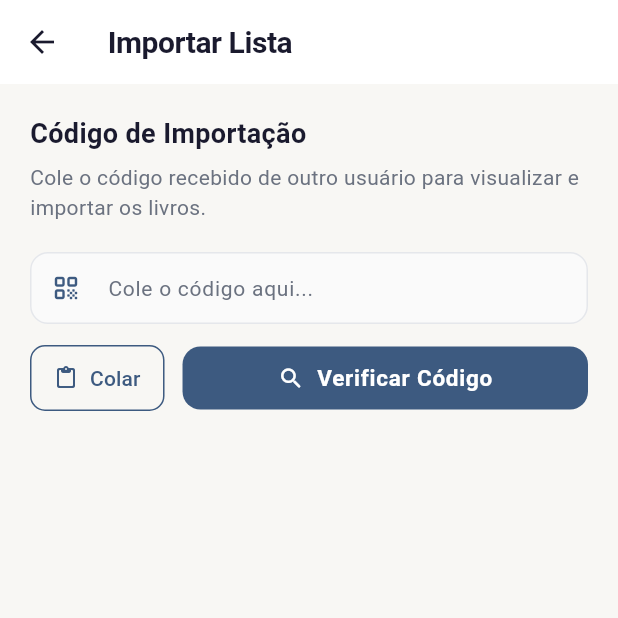
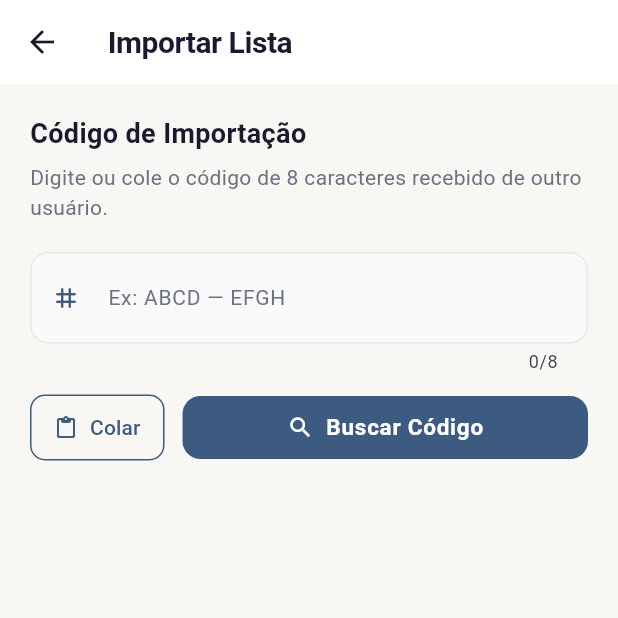
Before and after one commit to DarkioLuft/flutter_dart, a Flutter app: the ImportListScreen screen opened directly, on a phone screen of 412 x 824 dp, the top half of it. Run offline on Flutter 3.47's test engine with Material 3 defaults, Android fonts, the phone set to English and light mode, and no system bars; our stand-ins replace cloud_firestore, firebase_auth, firebase_core; accounts and stored records are empty.

Commit message:
export lista em alfanumérico
troca de utilização de decodificação base64 para um código alfanumérico mais simples e funcional.

```diff
--- a/lib/screens/books/import_list_screen.dart
+++ b/lib/screens/books/import_list_screen.dart
@@ -1,4 +1,3 @@
-import 'dart:convert';
 import 'package:flutter/material.dart';
 import 'package:flutter/services.dart';
 import 'package:firebase_auth/firebase_auth.dart';
@@ -15,19 +14,12 @@ class ImportListScreen extends StatefulWidget {
 
 class _ImportListScreenState extends State<ImportListScreen> {
   final _codeEC = TextEditingController();
-  bool _isDecoding = false;
+  bool _isSearching = false;
   bool _isImporting = false;
 
-  // Lista de livros decodificados do código
   List<Map<String, dynamic>> _previewBooks = [];
-
-  // Quais livros o usuário quer importar (índice)
   Set<int> _selectedIndices = {};
-
-  // Metadados do compartilhamento
-  String? _sharedBy;
-  int? _sharedCount;
-
+  String? _sharedByEmail;
   String? _errorMessage;
 
   @override
@@ -36,68 +28,75 @@ class _ImportListScreenState extends State<ImportListScreen> {
     super.dispose();
   }
 
+  // Normaliza o código: remove espaços, traços e converte para maiúsculas
+  String _normalize(String raw) {
+    return raw.replaceAll(RegExp(r'[\s\-]'), '').toUpperCase();
+  }
+
   Future<void> _pasteFromClipboard() async {
     final data = await Clipboard.getData(Clipboard.kTextPlain);
     if (data?.text != null) {
-      _codeEC.text = data!.text!.trim();
+      setState(() {
+        _codeEC.text = _normalize(data!.text!);
+        _errorMessage = null;
+      });
     }
   }
 
-  Future<void> _decodeCode() async {
-    final raw = _codeEC.text.trim();
-    if (raw.isEmpty) {
-      setState(() => _errorMessage = 'Cole ou digite o código de importação.');
+  Future<void> _searchCode() async {
+    final code = _normalize(_codeEC.text);
+
+    if (code.isEmpty) {
+      setState(() => _errorMessage = 'Digite o código de importação.');
+      return;
+    }
+    if (code.length != 8) {
+      setState(() => _errorMessage = 'O código deve ter 8 caracteres.');
       return;
     }
 
     setState(() {
-      _isDecoding = true;
+      _isSearching = true;
       _errorMessage = null;
       _previewBooks = [];
       _selectedIndices = {};
     });
 
     try {
-      // O código tem formato: PREFIXO.BASE64
-      final parts = raw.split('.');
-      if (parts.length < 2) {
-        throw const FormatException('Formato de código inválido.');
+      final doc = await FirebaseFirestore.instance
+          .collection('shared_lists')
+          .doc(code)
+          .get();
+
+      if (!doc.exists) {
+        setState(() {
+          _isSearching = false;
+          _errorMessage = 'Código não encontrado. Verifique e tente novamente.';
+        });
+        return;
       }
 
-      // Tudo após o primeiro ponto é o base64 (base64 pode conter '=')
-      final base64Part = parts.sublist(1).join('.');
-
-      final bytes = base64Url.decode(base64Part);
-      final jsonStr = utf8.decode(bytes);
-      final payload = jsonDecode(jsonStr) as Map<String, dynamic>;
-
-      final books = (payload['books'] as List)
+      final data = doc.data()!;
+      final books = (data['books'] as List)
           .map((e) => Map<String, dynamic>.from(e as Map))
           .toList();
-
-      if (books.isEmpty) {
-        throw const FormatException('O código não contém livros.');
-      }
 
       setState(() {
         _previewBooks = books;
         _selectedIndices = Set.from(List.generate(books.length, (i) => i));
-        _sharedBy = payload['createdBy'] as String?;
-        _sharedCount = payload['count'] as int?;
-        _isDecoding = false;
+        _sharedByEmail = data['createdByEmail'] as String?;
+        _isSearching = false;
       });
     } catch (e) {
       setState(() {
-        _isDecoding = false;
-        _errorMessage =
-            'Código inválido ou corrompido. Verifique e tente novamente.';
+        _isSearching = false;
+        _errorMessage = 'Erro ao buscar o código. Tente novamente.';
       });
     }
   }
 
   Future<void> _importSelected() async {
     if (_selectedIndices.isEmpty) return;
-
     setState(() => _isImporting = true);
 
     try {
@@ -107,7 +106,7 @@ class _ImportListScreenState extends State<ImportListScreen> {
 
       for (final i in _selectedIndices) {
         final book = _previewBooks[i];
-        final ref = col.doc(); // novo documento
+        final ref = col.doc();
         batch.set(ref, {
           'userId': user!.uid,
           'title': book['title'] ?? '',
@@ -123,7 +122,6 @@ class _ImportListScreenState extends State<ImportListScreen> {
       await batch.commit();
 
       if (!mounted) return;
-
       final count = _selectedIndices.length;
       ScaffoldMessenger.of(context).showSnackBar(
         SnackBar(
@@ -132,14 +130,12 @@ class _ImportListScreenState extends State<ImportListScreen> {
               const Icon(Icons.check_circle_outline,
                   color: Colors.white, size: 18),
               const SizedBox(width: 8),
-              Text(
-                  '$count ${count == 1 ? 'livro importado' : 'livros importados'} com sucesso!'),
+              Text('$count ${count == 1 ? 'livro importado' : 'livros importados'} com sucesso!'),
             ],
           ),
           backgroundColor: AppColors.success,
         ),
       );
-
       Navigator.pop(context);
     } catch (e) {
       setState(() => _isImporting = false);
@@ -158,8 +154,7 @@ class _ImportListScreenState extends State<ImportListScreen> {
       _codeEC.clear();
       _previewBooks = [];
       _selectedIndices = {};
-      _sharedBy = null;
-      _sharedCount = null;
+      _sharedByEmail = null;
       _errorMessage = null;
     });
   }
@@ -177,26 +172,23 @@ class _ImportListScreenState extends State<ImportListScreen> {
         child: Column(
           crossAxisAlignment: CrossAxisAlignment.start,
           children: [
-            // ── Seção do código ──
             Text('Código de Importação', style: AppTextStyles.headlineSmall),
             const SizedBox(height: 6),
             Text(
-              'Cole o código recebido de outro usuário para visualizar e importar os livros.',
+              'Digite ou cole o código de 8 caracteres recebido de outro usuário.',
               style: AppTextStyles.bodyMedium,
             ),
             const SizedBox(height: 20),
 
-            // Campo de código
-            Row(
-              crossAxisAlignment: CrossAxisAlignment.start,
-              children: [
-                Expanded(
-                  child: TextFormField(
+            // Campo do código com formatação automática em blocos de 4
+            TextFormField(
               controller: _codeEC,
+              textCapitalization: TextCapitalization.characters,
               decoration: AppDecorations.inputDecoration(
-                      'Cole o código aqui...',
-                      icon: Icons.qr_code_rounded,
+                'Ex: ABCD — EFGH',
+                icon: Icons.tag_rounded,
               ).copyWith(
+                errorText: _errorMessage,
                 suffixIcon: _codeEC.text.isNotEmpty
                     ? IconButton(
                         icon: const Icon(Icons.clear_rounded,
@@ -204,20 +196,29 @@ class _ImportListScreenState extends State<ImportListScreen> {
                         onPressed: _reset,
                       )
                     : null,
-                      errorText: _errorMessage,
               ),
-                    onChanged: (_) => setState(() => _errorMessage = null),
-                    maxLines: 3,
-                    minLines: 1,
               style: const TextStyle(
-                        fontFamily: 'monospace', fontSize: 12),
+                fontFamily: 'monospace',
+                fontSize: 22,
+                fontWeight: FontWeight.w700,
+                letterSpacing: 4,
+                color: AppColors.primary,
               ),
-                ),
-              ],
+              maxLength: 8,
+              onChanged: (val) {
+                // Força maiúsculas em tempo real
+                final upper = val.toUpperCase();
+                if (val != upper) {
+                  _codeEC.value = _codeEC.value.copyWith(
+                    text: upper,
+                    selection: TextSelection.collapsed(offset: upper.length),
+                  );
+                }
+                setState(() => _errorMessage = null);
+              },
             ),
             const SizedBox(height: 12),
 
-            // Botões colar e decodificar
             Row(
               children: [
                 OutlinedButton.icon(
@@ -236,11 +237,10 @@ class _ImportListScreenState extends State<ImportListScreen> {
                 const SizedBox(width: 12),
                 Expanded(
                   child: ElevatedButton.icon(
-                    onPressed:
-                        _isDecoding || _previewBooks.isNotEmpty
+                    onPressed: (_isSearching || _previewBooks.isNotEmpty)
                         ? null
-                            : _decodeCode,
-                    icon: _isDecoding
+                        : _searchCode,
+                    icon: _isSearching
                         ? const SizedBox(
                             width: 16,
                             height: 16,
@@ -248,44 +248,59 @@ class _ImportListScreenState extends State<ImportListScreen> {
                                 color: Colors.white, strokeWidth: 2),
                           )
                         : const Icon(Icons.search_rounded),
-                    label: Text(
-                        _isDecoding ? 'Verificando...' : 'Verificar Código'),
+                    label:
+                        Text(_isSearching ? 'Buscando...' : 'Buscar Código'),
                     style: ElevatedButton.styleFrom(
-                      padding: const EdgeInsets.symmetric(vertical: 12),
-                    ),
+                        padding: const EdgeInsets.symmetric(vertical: 12)),
                   ),
                 ),
               ],
             ),
 
-            // ── Preview dos livros ──
+            // ── Preview ──
             if (_previewBooks.isNotEmpty) ...[
               const SizedBox(height: 28),
               const Divider(),
               const SizedBox(height: 16),
 
-              // Cabeçalho do preview
-              Row(
+              // Cabeçalho do resultado
+              Container(
+                padding: const EdgeInsets.all(14),
+                decoration: BoxDecoration(
+                  color: AppColors.success.withOpacity(0.08),
+                  borderRadius: BorderRadius.circular(12),
+                  border:
+                      Border.all(color: AppColors.success.withOpacity(0.3)),
+                ),
+                child: Row(
                   children: [
-                  const Icon(Icons.preview_rounded,
-                      color: AppColors.primary, size: 20),
-                  const SizedBox(width: 8),
-                  Text('Livros no Código',
-                      style: AppTextStyles.headlineSmall),
+                    const Icon(Icons.check_circle_outline_rounded,
+                        color: AppColors.success, size: 20),
+                    const SizedBox(width: 10),
+                    Expanded(
+                      child: Column(
+                        crossAxisAlignment: CrossAxisAlignment.start,
+                        children: [
+                          Text('Código válido!',
+                              style: AppTextStyles.labelBold
+                                  .copyWith(color: AppColors.success)),
+                          if (_sharedByEmail != null &&
+                              _sharedByEmail!.isNotEmpty)
+                            Text('Compartilhado por: $_sharedByEmail',
+                                style: AppTextStyles.bodyMedium
+                                    .copyWith(fontSize: 12)),
                         ],
                       ),
-              const SizedBox(height: 6),
+                    ),
+                    TextButton(
+                      onPressed: _reset,
+                      child: const Text('Trocar'),
+                    ),
+                  ],
+                ),
+              ),
+              const SizedBox(height: 16),
 
-              // Metadados do compartilhamento
-              if (_sharedBy != null)
-                Text(
-                  'Compartilhado por: $_sharedBy  •  ${_sharedCount ?? _previewBooks.length} livros',
-                  style:
-                      AppTextStyles.bodyMedium.copyWith(fontSize: 12),
-                ),
-              const SizedBox(height: 14),
-
-              // Barra selecionar todos
               Row(
                 children: [
                   Text(
@@ -296,12 +311,11 @@ class _ImportListScreenState extends State<ImportListScreen> {
                   TextButton.icon(
                     onPressed: () {
                       setState(() {
-                        if (_selectedIndices.length ==
-                            _previewBooks.length) {
+                        if (_selectedIndices.length == _previewBooks.length) {
                           _selectedIndices.clear();
                         } else {
-                          _selectedIndices = Set.from(List.generate(
-                              _previewBooks.length, (i) => i));
+                          _selectedIndices = Set.from(
+                              List.generate(_previewBooks.length, (i) => i));
                         }
                       });
                     },
@@ -321,34 +335,28 @@ class _ImportListScreenState extends State<ImportListScreen> {
               ),
               const SizedBox(height: 8),
 
-              // Lista de preview
               ListView.builder(
                 shrinkWrap: true,
                 physics: const NeverScrollableScrollPhysics(),
                 itemCount: _previewBooks.length,
                 itemBuilder: (context, index) {
                   final book = _previewBooks[index];
-                  final isSelected =
-                      _selectedIndices.contains(index);
-
+                  final isSelected = _selectedIndices.contains(index);
                   return _PreviewBookCard(
                     book: book,
                     isSelected: isSelected,
                     onToggle: () {
                       setState(() {
-                        if (isSelected) {
-                          _selectedIndices.remove(index);
-                        } else {
-                          _selectedIndices.add(index);
-                        }
+                        isSelected
+                            ? _selectedIndices.remove(index)
+                            : _selectedIndices.add(index);
                       });
                     },
                   );
                 },
               ),
-              const SizedBox(height: 20),
+              const SizedBox(height: 16),
 
-              // Aviso: sem anotações
               Container(
                 padding: const EdgeInsets.symmetric(
                     horizontal: 14, vertical: 10),
@@ -366,8 +374,8 @@ class _ImportListScreenState extends State<ImportListScreen> {
                     Expanded(
                       child: Text(
                         'Apenas título, autor, páginas e status serão importados. Sem anotações.',
-                        style: AppTextStyles.bodyMedium
-                            .copyWith(fontSize: 12),
+                        style:
+                            AppTextStyles.bodyMedium.copyWith(fontSize: 12),
                       ),
                     ),
                   ],
@@ -375,34 +383,16 @@ class _ImportListScreenState extends State<ImportListScreen> {
               ),
               const SizedBox(height: 24),
 
-              // Botão importar
               SizedBox(
                 width: double.infinity,
                 child: _isImporting
                     ? const Center(child: CircularProgressIndicator())
                     : ElevatedButton.icon(
-                        onPressed: _selectedIndices.isEmpty
-                            ? null
-                            : _importSelected,
+                        onPressed:
+                            _selectedIndices.isEmpty ? null : _importSelected,
                         icon: const Icon(Icons.download_rounded),
                         label: Text(
                           'IMPORTAR ${_selectedIndices.length} ${_selectedIndices.length == 1 ? 'LIVRO' : 'LIVROS'}',
-                        ),
-                      ),
-              ),
-              const SizedBox(height: 12),
-              SizedBox(
-                width: double.infinity,
-                child: OutlinedButton.icon(
-                  onPressed: _reset,
-                  icon: const Icon(Icons.refresh_rounded),
-                  label: const Text('Usar outro código'),
-                  style: OutlinedButton.styleFrom(
-                    padding: const EdgeInsets.symmetric(vertical: 14),
-                    shape: RoundedRectangleBorder(
-                        borderRadius: BorderRadius.circular(12)),
-                    side: const BorderSide(color: Color(0xFFE5E7EB)),
-                    foregroundColor: AppColors.textSecondary,
                         ),
                       ),
               ),
@@ -415,7 +405,7 @@ class _ImportListScreenState extends State<ImportListScreen> {
 }
 
 // ─────────────────────────────────────────────
-// Card de preview de livro para importação
+// Card de preview para importação
 // ─────────────────────────────────────────────
 
 class _PreviewBookCard extends StatelessWidget {
@@ -443,28 +433,24 @@ class _PreviewBookCard extends StatelessWidget {
               : AppColors.surface,
           borderRadius: BorderRadius.circular(14),
           border: Border.all(
-            color:
-                isSelected ? AppColors.primary : const Color(0xFFE5E7EB),
+            color: isSelected ? AppColors.primary : const Color(0xFFE5E7EB),
             width: isSelected ? 2 : 1,
           ),
           boxShadow: [
             BoxShadow(
                 color: AppColors.cardShadow,
                 blurRadius: 6,
-              offset: const Offset(0, 2),
-            ),
+                offset: const Offset(0, 2)),
           ],
         ),
         child: Row(
           children: [
-            // Checkbox
             AnimatedContainer(
               duration: const Duration(milliseconds: 180),
               width: 24,
               height: 24,
               decoration: BoxDecoration(
-                color:
-                    isSelected ? AppColors.primary : Colors.transparent,
+                color: isSelected ? AppColors.primary : Colors.transparent,
                 borderRadius: BorderRadius.circular(6),
                 border: Border.all(
                   color: isSelected
@@ -479,8 +465,6 @@ class _PreviewBookCard extends StatelessWidget {
                   : null,
             ),
             const SizedBox(width: 12),
-
-            // Ícone
             Container(
               width: 40,
               height: 40,
@@ -492,35 +476,27 @@ class _PreviewBookCard extends StatelessWidget {
                   color: AppColors.secondary, size: 20),
             ),
             const SizedBox(width: 12),
-
-            // Dados do livro
             Expanded(
               child: Column(
                 crossAxisAlignment: CrossAxisAlignment.start,
                 children: [
-                  Text(
-                    book['title'] ?? '',
+                  Text(book['title'] ?? '',
                       style: AppTextStyles.labelBold,
                       maxLines: 1,
-                    overflow: TextOverflow.ellipsis,
-                  ),
+                      overflow: TextOverflow.ellipsis),
                   const SizedBox(height: 3),
-                  Text(
-                    book['author'] ?? '',
+                  Text(book['author'] ?? '',
                       style: AppTextStyles.bodyMedium,
                       maxLines: 1,
-                    overflow: TextOverflow.ellipsis,
-                  ),
+                      overflow: TextOverflow.ellipsis),
                   const SizedBox(height: 6),
                   Row(
                     children: [
                       StatusChip(status: book['status'] ?? ''),
                       const SizedBox(width: 8),
-                      Text(
-                        '${book['pages'] ?? 0} págs.',
+                      Text('${book['pages'] ?? 0} págs.',
                           style: AppTextStyles.bodyMedium
-                            .copyWith(fontSize: 11),
-                      ),
+                              .copyWith(fontSize: 11)),
                     ],
                   ),
                 ],
```
Also changed, not shown: lib/screens/books/share_list_screen.dart (+100 -136 lines). Lines whose indentation alone changed are shown as unchanged.
